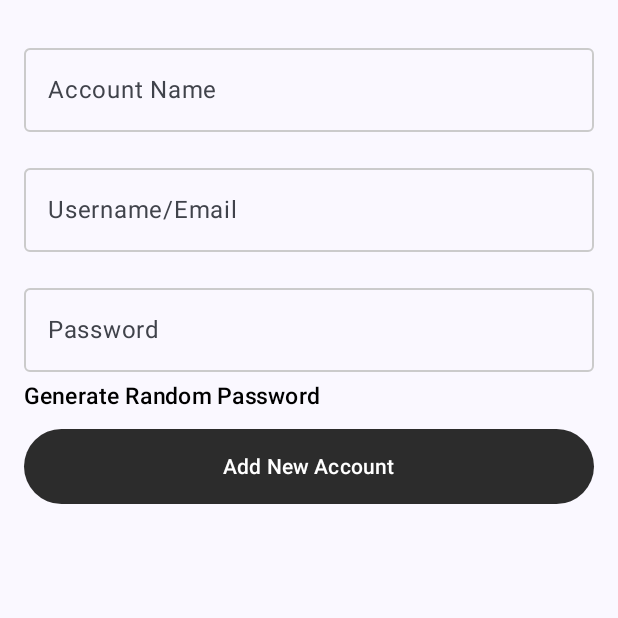
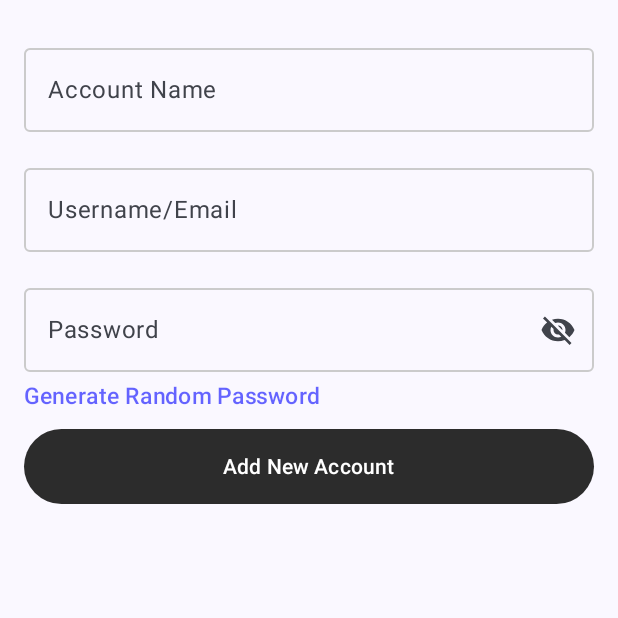
Before and after one commit to Raunak9199/password-manager-app, an Android app built with Jetpack Compose: the composable AddPasswordBottomSheet shown on its own in the app's theme, on a phone screen of 412 x 824 dp, the top half of it. Run offline under Robolectric (Android 15) with nearby library versions, the phone set to English and light mode, and no system bars.

Commit message:
removed unnecessary codes and cleanup

```diff
--- a/app/src/main/java/com/example/passwordmanagerassignment/ui/views/AddPassword.kt
+++ b/app/src/main/java/com/example/passwordmanagerassignment/ui/views/AddPassword.kt
@@ -11,9 +11,12 @@ import androidx.compose.foundation.layout.fillMaxWidth
 import androidx.compose.foundation.layout.height
 import androidx.compose.foundation.layout.padding
 import androidx.compose.foundation.layout.width
+import androidx.compose.material.icons.Icons
 import androidx.compose.material3.Button
 import androidx.compose.material3.ButtonDefaults
 import androidx.compose.material3.ExperimentalMaterial3Api
+import androidx.compose.material3.Icon
+import androidx.compose.material3.IconButton
 import androidx.compose.material3.ModalBottomSheet
 import androidx.compose.material3.OutlinedTextField
 import androidx.compose.material3.Text
@@ -29,11 +32,16 @@ import androidx.compose.runtime.rememberCoroutineScope
 import androidx.compose.runtime.setValue
 import androidx.compose.ui.Modifier
 import androidx.compose.ui.graphics.Color
+import androidx.compose.ui.graphics.vector.ImageVector
 import androidx.compose.ui.platform.LocalContext
+import androidx.compose.ui.res.vectorResource
 import androidx.compose.ui.text.TextStyle
 import androidx.compose.ui.text.font.FontWeight
+import androidx.compose.ui.text.input.PasswordVisualTransformation
+import androidx.compose.ui.text.input.VisualTransformation
 import androidx.compose.ui.unit.dp
 import androidx.compose.ui.unit.sp
+import com.example.passwordmanagerassignment.R
 import com.example.passwordmanagerassignment.data.PasswordEntry
 import com.example.passwordmanagerassignment.utils.EncryptionUtil
 import com.example.passwordmanagerassignment.utils.PasswordGenerator
@@ -90,6 +98,8 @@ fun AddPasswordBottomSheet(
     var usernameEmail by remember { mutableStateOf(passwordEntry?.usernameEmail ?: "") }
     var password by remember { mutableStateOf(passwordEntry?.encryptedPassword ?: "") }
     var decryptedPassword by remember { mutableStateOf<String?>(null) }
+
+    var passwordVisible by remember { mutableStateOf(false) }
 
     val context = LocalContext.current
     var showToast by remember { mutableStateOf(false) }
@@ -165,7 +175,19 @@ fun AddPasswordBottomSheet(
                 colors = TextFieldDefaults.outlinedTextFieldColors(
                     focusedBorderColor = Color(0xFFCBCBCB),
                     unfocusedBorderColor = Color(0xFFCBCBCB),
-                )
+                ),
+                trailingIcon = {
+                    val image = if (passwordVisible)
+                        ImageVector.vectorResource(id = R.drawable.baseline_visibility_24)
+                    else ImageVector.vectorResource(id = R.drawable.baseline_visibility_off_24)
+
+                    IconButton(onClick = {
+                        passwordVisible = !passwordVisible
+                    }) {
+                        Icon(imageVector = image, contentDescription = if (passwordVisible) "Hide password" else "Show password")
+                    }
+                },
+                visualTransformation = if (passwordVisible) VisualTransformation.None else PasswordVisualTransformation()
             )
         }
         Spacer(modifier = Modifier.height(4.dp))
@@ -174,7 +196,7 @@ fun AddPasswordBottomSheet(
             horizontalArrangement = Arrangement.End
         ) {
 
-                Text("Generate Random Password", fontSize = 15.sp, color = Color.Black,
+                Text("Generate Random Password", fontSize = 15.sp, color = Color.Blue.copy(alpha = 0.6F),
                     fontWeight = FontWeight.W500,
                     modifier = Modifier
                         .clickable {
--- /dev/null
+++ b/app/src/main/res/drawable/baseline_visibility_24.xml
@@ -0,0 +1,5 @@
+<vector xmlns:android="http://schemas.android.com/apk/res/android" android:height="24dp" android:tint="#000000" android:viewportHeight="24" android:viewportWidth="24" android:width="24dp">
+
+    <path android:fillColor="@android:color/white" android:pathData="M12,4.5C7,4.5 2.73,7.61 1,12c1.73,4.39 6,7.5 11,7.5s9.27,-3.11 11,-7.5c-1.73,-4.39 -6,-7.5 -11,-7.5zM12,17c-2.76,0 -5,-2.24 -5,-5s2.24,-5 5,-5 5,2.24 5,5 -2.24,5 -5,5zM12,9c-1.66,0 -3,1.34 -3,3s1.34,3 3,3 3,-1.34 3,-3 -1.34,-3 -3,-3z"/>
+
+</vector>
--- /dev/null
+++ b/app/src/main/res/drawable/baseline_visibility_off_24.xml
@@ -0,0 +1,5 @@
+<vector xmlns:android="http://schemas.android.com/apk/res/android" android:height="24dp" android:tint="#000000" android:viewportHeight="24" android:viewportWidth="24" android:width="24dp">
+
+    <path android:fillColor="@android:color/white" android:pathData="M12,7c2.76,0 5,2.24 5,5 0,0.65 -0.13,1.26 -0.36,1.83l2.92,2.92c1.51,-1.26 2.7,-2.89 3.43,-4.75 -1.73,-4.39 -6,-7.5 -11,-7.5 -1.4,0 -2.74,0.25 -3.98,0.7l2.16,2.16C10.74,7.13 11.35,7 12,7zM2,4.27l2.28,2.28 0.46,0.46C3.08,8.3 1.78,10.02 1,12c1.73,4.39 6,7.5 11,7.5 1.55,0 3.03,-0.3 4.38,-0.84l0.42,0.42L19.73,22 21,20.73 3.27,3 2,4.27zM7.53,9.8l1.55,1.55c-0.05,0.21 -0.08,0.43 -0.08,0.65 0,1.66 1.34,3 3,3 0.22,0 0.44,-0.03 0.65,-0.08l1.55,1.55c-0.67,0.33 -1.41,0.53 -2.2,0.53 -2.76,0 -5,-2.24 -5,-5 0,-0.79 0.2,-1.53 0.53,-2.2zM11.84,9.02l3.15,3.15 0.02,-0.16c0,-1.66 -1.34,-3 -3,-3l-0.17,0.01z"/>
+
+</vector>
```
Also changed, not shown: app/src/main/java/com/example/passwordmanagerassignment/DB/helper/PasswordDBHelper.kt (+0 -94 lines), app/src/main/java/com/example/passwordmanagerassignment/repository/PasswordRepository.kt (+0 -21 lines), app/src/main/java/com/example/passwordmanagerassignment/ui/views/AuthenticationScreen.kt (deleted, +0 -54 lines), app/src/main/java/com/example/passwordmanagerassignment/ui/views/HomePage.kt (+16 -27 lines).
